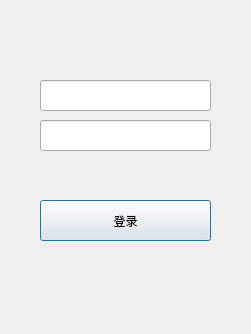
The window that src/login.ui (wang-y-cell/CloudMeeting_Client) describes before a commit, drawn with Qt 5.
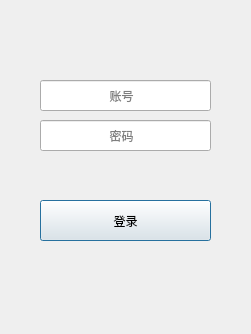
The same window after the commit.

Commit message: 修改登录界面和主窗口界面

Diff of the .ui file:
```diff
--- a/src/login.ui
+++ b/src/login.ui
@@ -34,6 +34,9 @@
      <height>31</height>
     </rect>
    </property>
+   <property name="placeholderText">
+    <string>                    账号</string>
+   </property>
   </widget>
   <widget class="QLineEdit" name="password_line">
    <property name="geometry">
@@ -44,6 +47,9 @@
      <height>31</height>
     </rect>
    </property>
+   <property name="placeholderText">
+    <string>                    密码</string>
+   </property>
   </widget>
   <widget class="QPushButton" name="login_button">
    <property name="geometry">
```
The commit also changes 3 other files.
